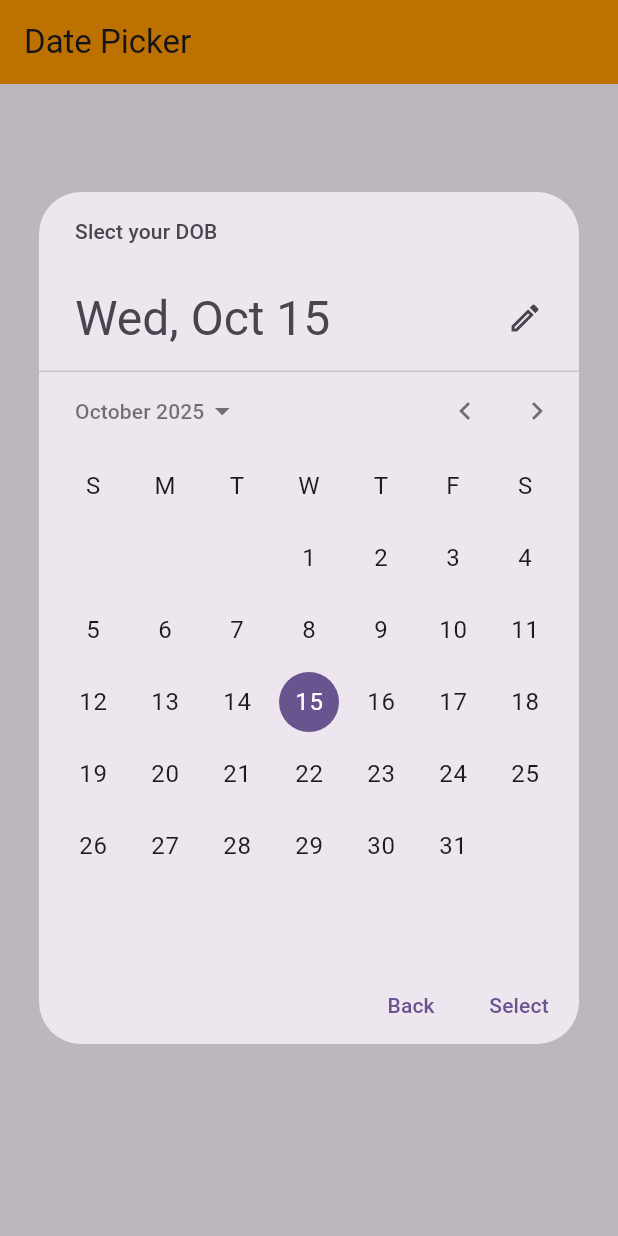
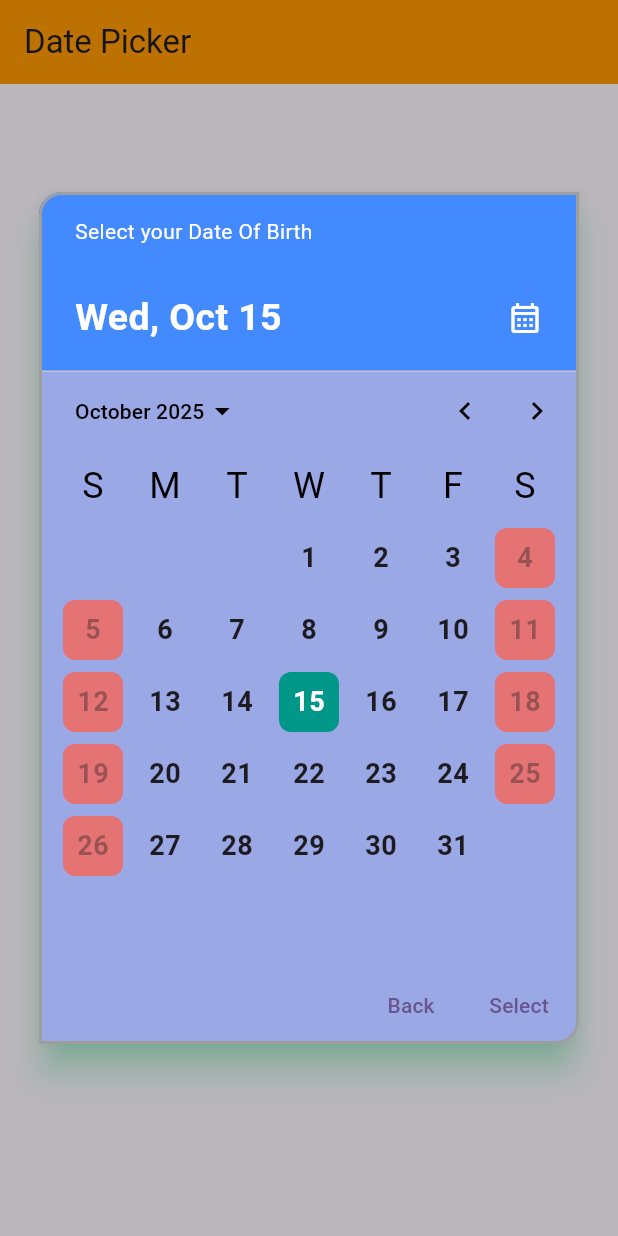
Before and after one commit to Babludhakad01/Flutter_widgets_learning, a Flutter app: the screen it shows after launch, after a tap on "Pick a Date", on a phone screen of 412 x 824 dp. Run offline on Flutter 3.47's test engine with Material 3 defaults, Android fonts, the phone set to English and light mode, and no system bars; drawn by our look-alikes of oktoast; our stand-ins replace fluttertoast.

Commit message:
Custom_Date_Picker

```diff
--- a/lib/DatePicker_TimePicker_ImagePicker/datePickerExample.dart
+++ b/lib/DatePicker_TimePicker_ImagePicker/datePickerExample.dart
@@ -20,21 +20,22 @@ class _DatePickerExample extends State<DatePickerExample> {
       initialEntryMode: DatePickerEntryMode.calendar,
       // default true for other area click hide calendar
       barrierDismissible: true,
-      barrierColor: Colors.black26, // Background color when calendar open
+      barrierColor: Colors.black26,
 
+      // Background color when calendar open
       textDirection: TextDirection.ltr,
       keyboardType: TextInputType.datetime,
 
       initialDatePickerMode: DatePickerMode.day,
       errorFormatText: "Invalid format",
       fieldHintText: "dd/mm/yyyy",
-      selectableDayPredicate: (DateTime date){
+      selectableDayPredicate: (DateTime date) {
         //logic here
-        if(date.weekday== DateTime.sunday && date.weekday== DateTime.saturday){
+        if (date.weekday == DateTime.sunday ||
+            date.weekday == DateTime.saturday) {
           return false;
         }
         return true;
-
       },
 
       // locale: Locale('hi',"IN"), // for Language Calendar
@@ -43,12 +44,94 @@ class _DatePickerExample extends State<DatePickerExample> {
       // Calendar Start
       lastDate: DateTime(2028),
       // Calendar end
-      helpText: "Slect your DOB",
+      helpText: "Select your Date Of Birth",
       // Top title
       cancelText: "Back",
 
       // Cancel Button Label
-      confirmText: "Select", // Ok Button Label
+      confirmText: "Select",
+      // Ok Button Label
+
+      //Customize date Picker
+      builder: (context, child) {
+        return Theme(
+          data: Theme.of(context).copyWith(
+            datePickerTheme: DatePickerThemeData(
+              // for design day option
+              dayShape: WidgetStateProperty.resolveWith<OutlinedBorder>((
+                states,
+              ) {
+                return RoundedRectangleBorder(
+                  borderRadius: BorderRadius.circular(8),
+                );
+              }),
+
+              subHeaderForegroundColor: Colors.black,
+              headerBackgroundColor: Colors.blueAccent[200],
+              headerForegroundColor: Colors.white,
+              headerHeadlineStyle: TextStyle(
+                color: Colors.black,
+                fontSize: 25,
+                fontWeight: FontWeight.bold,
+              ),
+
+              headerHelpStyle: TextStyle(color: Colors.orangeAccent),
+              backgroundColor: Colors.indigoAccent[100],
+              shadowColor: Colors.greenAccent,
+              elevation: 10,
+              surfaceTintColor: Colors.yellow,
+
+              // Dialog ka shape design
+              shape: RoundedRectangleBorder(
+                borderRadius: BorderRadius.only(
+                  topLeft: Radius.circular(15),
+                  bottomRight: Radius.circular(15),
+                ),
+                side: BorderSide(color: Colors.grey, width: 2),
+              ),
+
+              // Day Cell Style Design
+              dayStyle: TextStyle(fontWeight: FontWeight.bold, fontSize: 18),
+              // Design For Day Background Color
+              dayBackgroundColor: WidgetStateProperty.resolveWith((states) {
+                if (states.contains(WidgetState.selected))
+                  return Colors.teal;
+                else if (states.contains(WidgetState.disabled))
+                  return Colors.red[300];
+                return Colors.transparent;
+              }),
+
+              // tap hone pr ripple effect dekhe
+              dayOverlayColor: WidgetStateProperty.all(
+                Colors.tealAccent.withValues(alpha: 0.2),
+              ),
+
+              // Today Styling properties
+              // todayForegroundColor: WidgetStateProperty.all(Colors.brown),
+              // todayBackgroundColor: WidgetStateProperty.all(Colors.grey),
+              todayBorder: BorderSide(color: Colors.red, width: 1),
+
+              //Year Style Design
+              yearStyle: TextStyle(color: Colors.red, fontSize: 18),
+              yearForegroundColor: WidgetStateProperty.resolveWith((states) {
+                if (states.contains(WidgetState.selected)) return Colors.white;
+                return Colors.black;
+              }),
+              yearBackgroundColor: WidgetStateProperty.resolveWith((states) {
+                if (states.contains(WidgetState.selected)) return Colors.teal;
+                return Colors.white;
+              }),
+
+              weekdayStyle: TextStyle(color: Colors.black, fontSize: 24),
+            ),
+          ),
+          child: child!,
+        );
+      },
+
+      calendarDelegate: GregorianCalendarDelegate(),
+      switchToCalendarEntryModeIcon: Icon(Icons.edit_calendar),
+      switchToInputEntryModeIcon: Icon(Icons.calendar_month_outlined),
     );
 
     if (picked != null && picked != _selectedTime) {
```
